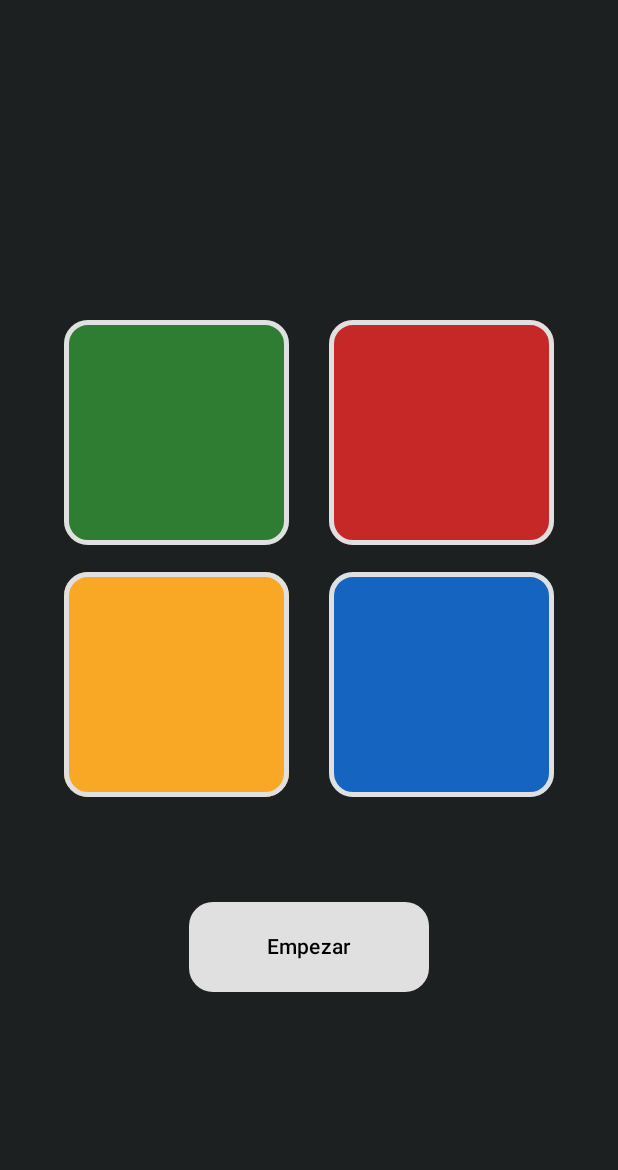
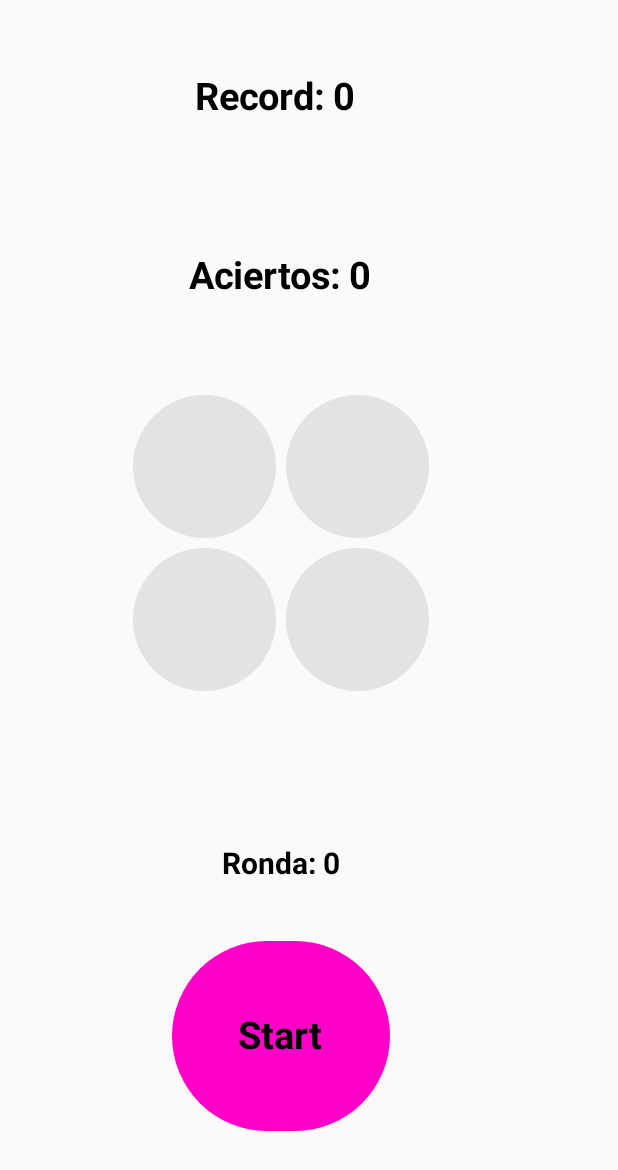
Before and after one commit to PedroPineiro/SimonDiceMVVM, an Android app built with Jetpack Compose: the screen it shows after launch (MainActivity), on a phone screen of 412 x 824 dp. Shown: the top 1170 px of the screen. Run offline under Robolectric (Android 15) with nearby library versions, the phone set to English and light mode, and no system bars; our stand-ins replace livedata-compose.

Commit message:
Actualizacion UI conectada a ViewModel

```diff
--- a/app/build.gradle.kts
+++ b/app/build.gradle.kts
@@ -49,6 +49,7 @@ dependencies {
     implementation(libs.androidx.ui.graphics)
     implementation(libs.androidx.ui.tooling.preview)
     implementation(libs.androidx.material3)
+    implementation(libs.androidx.runtime.livedata)
     testImplementation(libs.junit)
     androidTestImplementation(libs.androidx.junit)
     androidTestImplementation(libs.androidx.espresso.core)
--- a/app/src/main/java/com/pedro/simondicemvvm/MainActivity.kt
+++ b/app/src/main/java/com/pedro/simondicemvvm/MainActivity.kt
@@ -4,31 +4,19 @@ import android.os.Bundle
 import androidx.activity.ComponentActivity
 import androidx.activity.compose.setContent
 import androidx.activity.enableEdgeToEdge
-import androidx.compose.foundation.layout.fillMaxSize
-import androidx.compose.foundation.layout.padding
-import androidx.compose.material3.Scaffold
-import androidx.compose.material3.Text
-import androidx.compose.runtime.Composable
-import androidx.compose.ui.Modifier
-import androidx.compose.ui.tooling.preview.Preview
-import com.pedro.simondicemvvm.ui.theme.SimonDiceMVVMTheme
 
+
+/**
+ * Clase mainActivity donde ejecutamos la aplicación
+ */
 class MainActivity : ComponentActivity() {
     override fun onCreate(savedInstanceState: Bundle?) {
         super.onCreate(savedInstanceState)
+        //creamos un objeto de la clase viewmodel y los pasamos a la composable myApp
+        val viewModel = ViewModel()
         enableEdgeToEdge()
         setContent {
-            SimonDiceMVVMTheme {
-                SimonDiceUI()
-            }
+            myApp(viewModel)
         }
     }
 }
-
-@Preview(showBackground = true)
-@Composable
-fun GreetingPreview() {
-    SimonDiceMVVMTheme {
-        SimonDiceUI()
-    }
-}
--- a/app/src/main/java/com/pedro/simondicemvvm/UI.kt
+++ b/app/src/main/java/com/pedro/simondicemvvm/UI.kt
@@ -1,86 +1,240 @@
 package com.pedro.simondicemvvm
 
-import androidx.compose.foundation.background
-import androidx.compose.foundation.border
-import androidx.compose.foundation.layout.*
-import androidx.compose.material3.*
-import androidx.compose.runtime.*
+import android.util.Log
+import androidx.compose.foundation.Image
+import androidx.compose.foundation.layout.Arrangement
+import androidx.compose.foundation.layout.Box
+import androidx.compose.foundation.layout.Column
+import androidx.compose.foundation.layout.Row
+import androidx.compose.foundation.layout.fillMaxSize
+import androidx.compose.foundation.layout.padding
+import androidx.compose.foundation.layout.size
+import androidx.compose.foundation.shape.CircleShape
+import androidx.compose.material3.Button
+import androidx.compose.material3.ButtonDefaults
+import androidx.compose.material3.Text
+import androidx.compose.runtime.Composable
+import androidx.compose.runtime.getValue
+import androidx.compose.runtime.livedata.observeAsState
+import androidx.compose.runtime.mutableStateListOf
+import androidx.compose.runtime.mutableStateOf
+import androidx.compose.runtime.remember
+import androidx.compose.runtime.setValue
 import androidx.compose.ui.Alignment
 import androidx.compose.ui.Modifier
+import androidx.compose.ui.draw.clip
 import androidx.compose.ui.graphics.Color
-import androidx.compose.ui.tooling.preview.Preview
+import androidx.compose.ui.graphics.RectangleShape
+import androidx.compose.ui.layout.ContentScale
+import androidx.compose.ui.platform.LocalLifecycleOwner
+import androidx.compose.ui.res.painterResource
+import androidx.compose.ui.text.font.FontWeight
 import androidx.compose.ui.unit.dp
-import com.pedro.simondicemvvm.ui.theme.DarkBlue
-import com.pedro.simondicemvvm.ui.theme.DarkGreen
-import com.pedro.simondicemvvm.ui.theme.DarkRed
-import com.pedro.simondicemvvm.ui.theme.DarkWhite
-import com.pedro.simondicemvvm.ui.theme.DarkYellow
-import com.pedro.simondicemvvm.ui.theme.LightDark
+import androidx.compose.ui.unit.sp
+import com.pedro.simondicemvvm.datos.Colores
+import com.pedro.simondicemvvm.datos.ColoresIluminados
+import com.pedro.simondicemvvm.datos.Datos
+import com.pedro.simondicemvvm.datos.Estados
 
+/**
+ * Interfaz para mostrar el numero de aciertos del usuario
+ */
 @Composable
-fun SimonDiceUI() {
-    Column(
+fun showAciertos(aciertos:Int){
+    Column(verticalArrangement = Arrangement.Center,
+        horizontalAlignment = Alignment.CenterHorizontally,
         modifier = Modifier
-            .fillMaxSize()
-            .background(LightDark)
-            .padding(16.dp),
-        horizontalAlignment = Alignment.CenterHorizontally,
-        verticalArrangement = Arrangement.Center
-    ) {
+            .padding(top = 90.dp, start = 126.dp)) {
 
-        Spacer(modifier = Modifier.height(50.dp))
+        Text(text = "Aciertos: $aciertos" ,
+            fontSize = 25.sp,
+            fontWeight = FontWeight.Bold)
 
-        Row(
-            modifier = Modifier.fillMaxWidth(),
-            horizontalArrangement = Arrangement.SpaceEvenly
-        ) {
-            CrearButton(color = DarkGreen, onClick = { println("Botón rojo") })
-            CrearButton(color = DarkRed, onClick = { println("Botón azul") })
-        }
+        Log.d("Record", aciertos.toString())
 
-        Spacer(modifier = Modifier.height(18.dp))
+    }
 
-        Row(
-            modifier = Modifier.fillMaxWidth(),
-            horizontalArrangement = Arrangement.SpaceEvenly
-        ) {
-            CrearButton(color = DarkYellow, onClick = { println("Botón verde") })
-            CrearButton(color = DarkBlue, onClick = { println("Botón amarillo") })
-        }
+}
 
-        Row(
-            modifier = Modifier.padding(top = 70.dp),
-            horizontalArrangement = Arrangement.Center
-        ) {
-            StartButton()
-        }
+/**
+ * Interfaz para mostrar el record maximo del usuario en el juego
+ */
+@Composable
+fun RecordMaximo(record:Int){
+    Column(verticalArrangement = Arrangement.Center,
+        horizontalAlignment = Alignment.CenterHorizontally, modifier = Modifier
+            .padding(top = 50.dp, start = 130.dp)) {
+
+        Text(text = "Record: $record" ,
+            fontSize = 25.sp,
+            fontWeight = FontWeight.Bold)
+
     }
 }
 
+/**
+ * Interfaz con el boton rojo
+ */
 @Composable
-fun CrearButton(color: Color, onClick: () -> Unit) {
+fun buttonColor(viewModel: ViewModel, listaColores: MutableList<Int>, lista_Random:MutableList<Int>, colorValor:Int, color: Color){
+
+    var _activo by remember { mutableStateOf(viewModel.estadoLiveData.value!!.botonesColoresActivos) }
+
+    viewModel.estadoLiveData.observe(LocalLifecycleOwner.current) {
+        _activo = viewModel.estadoLiveData.value!!.botonesColoresActivos
+    }
+
     Button(
-        onClick = onClick,
-        shape = MaterialTheme.shapes.large,
-        modifier = Modifier.size(150.dp).border(3.dp, DarkWhite, MaterialTheme.shapes.large),
-        colors = ButtonDefaults.buttonColors(containerColor = color)
-    ) {}
-}
+        enabled = _activo,
+        onClick = {
+            viewModel.addColor(colorValor,listaColores, lista_Random)
+        },
+        colors = ButtonDefaults.buttonColors(
+            containerColor = color,
+        ),
+        modifier = Modifier
+            .clip(CircleShape)
+            .padding(3.dp)
+            .size(95.dp)
+    ){
 
-@Composable
-fun StartButton(){
-    Button(
-        onClick = { println("Botón de inicio") },
-        shape = MaterialTheme.shapes.large,
-        modifier = Modifier.width(160.dp).height(60.dp),
-        colors = ButtonDefaults.buttonColors(containerColor = DarkWhite)
-    ) {
-        Text(text = "Empezar", color = Color.Black)
     }
 }
 
-@Preview(showBackground = true)
+
+
+
+
+/**
+ * Interfaz para mostrar las rondas que lleva el usuario
+ */
 @Composable
-fun SimonDiceUIPreview() {
-    SimonDiceUI()
+fun showRondas(numeroRondas:Int){
+
+    Text(
+
+        text = "Ronda: $numeroRondas",
+
+        fontWeight = FontWeight.Bold,
+        fontSize = 20.sp,
+        modifier = Modifier
+            .padding(top = 100.dp)
+
+    )
+
 }
+
+/**
+ * Interfaz que muestra el boton de start
+ */
+@Composable
+fun showButtonStart(viewModel: ViewModel){
+
+    var _activo by remember { mutableStateOf(viewModel.estadoLiveData.value!!.startActivo) }
+
+    viewModel.estadoLiveData.observe(LocalLifecycleOwner.current) {
+        _activo = viewModel.estadoLiveData.value!!.startActivo
+    }
+
+
+    val rosa = Color(0xFFFF00C9)
+    Column(verticalArrangement = Arrangement.Center,
+        horizontalAlignment = Alignment.CenterHorizontally,
+        modifier = Modifier
+            .padding(top = 40.dp))
+    {
+        Button(
+            enabled = _activo,
+            onClick = { viewModel.setRandom() },
+            colors = ButtonDefaults.buttonColors(
+                containerColor = rosa,
+                contentColor = Color.Black
+            ),
+            modifier = Modifier
+                .size(145.dp)
+                .clip(RectangleShape)
+        ) {
+            Text(text = "Start",
+                fontSize = 25.sp,
+                fontWeight = FontWeight.Bold)
+
+        }
+    }
+
+
+}
+
+
+
+/**
+ * app principal del juego
+ */
+@Composable
+fun myApp(viewModel: ViewModel) {
+
+    val record by viewModel.recordLiveData.observeAsState(viewModel.getRecord())
+    val rondas by viewModel.rondasLiveData.observeAsState(viewModel.getRondas())
+    val aciertos by viewModel.aciertosLiveData.observeAsState(viewModel.getAciertos())
+
+
+
+    var lista_colores = remember { mutableStateListOf<Int>() }
+
+    val colorRojo by viewModel.colorRojoLiveData.observeAsState(viewModel.getColorRed())
+    val colorVerde by viewModel.colorVerdeLiveData.observeAsState(viewModel.getColorGreen())
+    val colorAzul by viewModel.colorAzulLiveData.observeAsState(viewModel.getColorBlue())
+    val colorAmarillo by viewModel.colorAmarilloLiveData.observeAsState(viewModel.getColorYellow())
+
+
+
+    Box (modifier = Modifier
+        .fillMaxSize()
+    ){
+        /*val backgroundImage = painterResource(id = R.drawable.fondo)
+        Image(
+            painter = backgroundImage,
+            contentDescription = null,
+            contentScale = ContentScale.Crop,
+            modifier = Modifier.fillMaxSize()
+        )
+
+         */
+
+        Column {
+            RecordMaximo(record)
+            showAciertos(aciertos)
+        }
+
+
+        Column(
+
+            verticalArrangement = Arrangement.Center,
+            horizontalAlignment = Alignment.CenterHorizontally,
+            modifier = Modifier
+                .padding(70.dp)
+                .padding(top = 190.dp, start = 15.dp)
+        ) {
+
+            Row {
+
+                buttonColor(viewModel, lista_colores, viewModel.getRandom(), Colores.ROJO.valorColor,
+                    colorRojo
+                )
+                buttonColor(viewModel, lista_colores, viewModel.getRandom(), Colores.VERDE.valorColor, colorVerde)
+            }
+
+            Row {
+                buttonColor(viewModel, lista_colores, viewModel.getRandom(), Colores.AZUL.valorColor, colorAzul)
+                buttonColor(viewModel, lista_colores, viewModel.getRandom(), Colores.AMARILLO.valorColor, colorAmarillo)
+            }
+
+            showRondas(rondas)
+
+            showButtonStart(viewModel)
+
+
+
+        }
+    }
+
+}
--- a/app/src/main/java/com/pedro/simondicemvvm/datos/Colores.kt
+++ b/app/src/main/java/com/pedro/simondicemvvm/datos/Colores.kt
@@ -1,6 +1,10 @@
 package com.pedro.simondicemvvm.datos
 
 import androidx.compose.ui.graphics.Color
+import com.pedro.simondicemvvm.ui.theme.DarkBlue
+import com.pedro.simondicemvvm.ui.theme.DarkGreen
+import com.pedro.simondicemvvm.ui.theme.DarkRed
+import com.pedro.simondicemvvm.ui.theme.DarkYellow
 
 /**
  * Clase enum donde tenemos los colores asociados a un valor en concreto
@@ -13,8 +17,8 @@ enum class Colores(val valorColor:Int){
 }
 
 enum class ColoresIluminados(var colorNomal : Color, var colorIluminado:Color = Color.Transparent){
-    ROJO_PARPADEO(colorNomal = Color(0xFFFF0000)),
-    VERDE_PARPADEO(colorNomal = Color(0xFF00FE08)),
-    AZUL_PARPADEO(colorNomal = Color(0xFF0017FF)),
-    AMARILLO_PARPADEO(colorNomal = Color(0xFFF0FF00))
+    ROJO_PARPADEO(colorNomal = DarkRed),
+    VERDE_PARPADEO(colorNomal = DarkGreen),
+    AZUL_PARPADEO(colorNomal = DarkBlue),
+    AMARILLO_PARPADEO(colorNomal = DarkYellow)
 }
--- a/gradle/libs.versions.toml
+++ b/gradle/libs.versions.toml
@@ -8,6 +8,7 @@ espressoCore = "3.6.1"
 lifecycleRuntimeKtx = "2.8.7"
 activityCompose = "1.10.0"
 composeBom = "2024.04.01"
+runtimeLivedata = "1.7.6"
 
 [libraries]
 androidx-core-ktx = { group = "androidx.core", name = "core-ktx", version.ref = "coreKtx" }
@@ -24,6 +25,7 @@ androidx-ui-tooling-preview = { group = "androidx.compose.ui", name = "ui-toolin
 androidx-ui-test-manifest = { group = "androidx.compose.ui", name = "ui-test-manifest" }
 androidx-ui-test-junit4 = { group = "androidx.compose.ui", name = "ui-test-junit4" }
 androidx-material3 = { group = "androidx.compose.material3", name = "material3" }
+androidx-runtime-livedata = { group = "androidx.compose.runtime", name = "runtime-livedata", version.ref = "runtimeLivedata" }
 
 [plugins]
 android-application = { id = "com.android.application", version.ref = "agp" }
```
